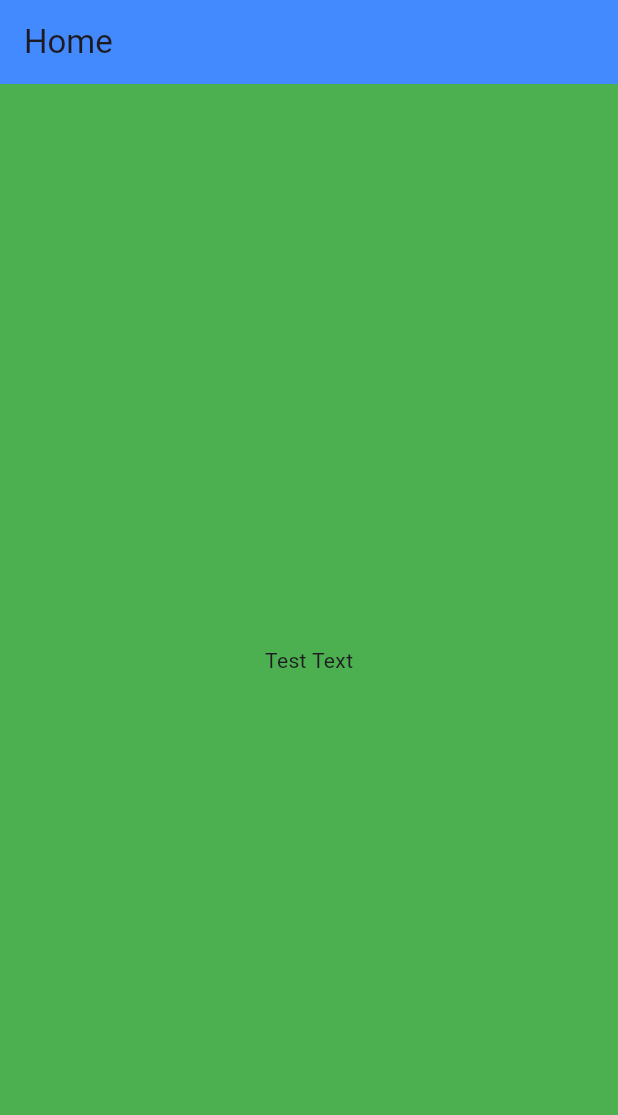
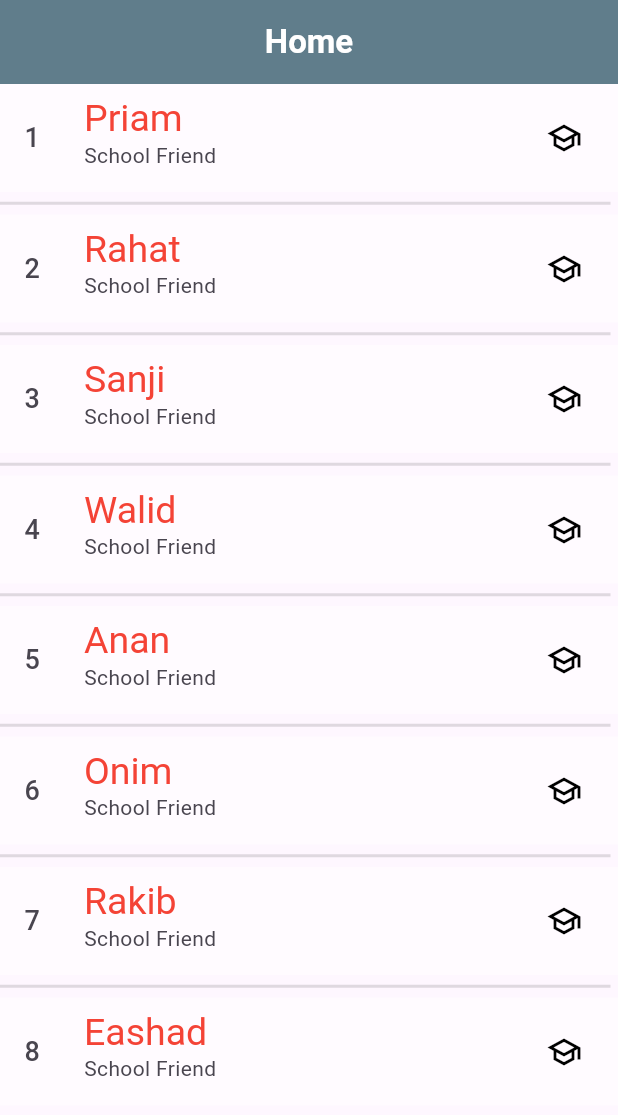
Before and after one commit to farshidalamevan/ostad_flutter_seven_flutter, a Flutter app: the screen it shows after launch, on a phone screen of 412 x 824 dp. Shown: the top 1115 px of the screen. Run offline on Flutter 3.47's test engine with Material 3 defaults, Android fonts, the light colour scheme and no system bars.

Commit message:
ListView | SizedBox | Gridview | Divider | ListTile

```diff
--- a/lib/main.dart
+++ b/lib/main.dart
@@ -1,115 +1,196 @@
-// image, materialApp, scaffold, Icons,
-// buttons(ElevatedButton, IconButton, TextButton, GestureDetector, InkWell)
+/// ListView | SizedBox | Gridview | Divider | ListTile
 
 import 'package:flutter/material.dart';
 
 void main() {
-  runApp(Module7Class3());
+  runApp(Module8Class2());
 }
 
-class Module7Class3 extends StatelessWidget {
+class Module8Class2 extends StatelessWidget {
+  const Module8Class2({super.key});
+
   @override
   Widget build(BuildContext context) {
-    return const MaterialApp(
-      debugShowCheckedModeBanner: false,
+    return MaterialApp(
       home: Home(),
-      title: 'Module 7 Class 3',
+      title: 'Module 8 Class 2',
     );
   }
 }
 
-class Home extends StatelessWidget {
+class Home extends StatefulWidget {
   const Home({super.key});
+
+  @override
+  State<Home> createState() => _HomeState();
+}
+
+class _HomeState extends State<Home> {
+  List<String> friendList = [
+    'Priam',
+    'Rahat',
+    'Sanji',
+    'Walid',
+    'Anan',
+    'Onim',
+    'Rakib',
+    'Eashad'
+  ];
 
   @override
   Widget build(BuildContext context) {
     return Scaffold(
-      backgroundColor: Colors.green,
       appBar: AppBar(
-        backgroundColor: Colors.blueAccent,
-        title: Text('Home'),
+        backgroundColor: Colors.blueGrey,
+        title: Center(
+          child: Text(
+            'Home',
+            style: TextStyle(
+              color: Colors.white,
+              fontWeight: FontWeight.bold,
+            ),
+          ),
+        ),
       ),
-      body: Center(
-        /// Text Widget
-        // child: Text(
-        //   'Hello',
-        //   style: TextStyle(
-        //     color: Colors.red,
-        //     fontSize: 40,
-        //     fontWeight: FontWeight.bold,
-        //   ),
-        // ),
 
-        /// Icon Widget
-        // child: Icon(
-        //   Icons.mood,
-        //   size: 200,
-        //   color: Colors.yellow,
-        // ),
+      /// ListView | SizedBox
+      // body: ListView(
+      //   children: [
+      //     SizedBox(
+      //       height: 100,
+      //       width: 100,
+      //       child: Center(
+      //         child: Text('Box 1'),
+      //       ),
+      //     ),
+      //     SizedBox(
+      //       height: 100,
+      //       width: 100,
+      //       child: Center(
+      //         child: Text('Box 2'),
+      //       ),
+      //     ),
+      //     SizedBox(
+      //       height: 100,
+      //       width: 100,
+      //       child: Center(
+      //         child: Text('Box 3'),
+      //       ),
+      //     ),
+      //     SizedBox(
+      //       height: 100,
+      //       width: 100,
+      //       child: Center(
+      //         child: Text('Box 4'),
+      //       ),
+      //     ),
+      //     SizedBox(
+      //       height: 100,
+      //       width: 100,
+      //       child: Center(
+      //         child: Text('Box 5'),
+      //       ),
+      //     ),
+      //     SizedBox(
+      //       height: 100,
+      //       width: 100,
+      //       child: Center(
+      //         child: Text('Box 6'),
+      //       ),
+      //     ),
+      //     SizedBox(
+      //       height: 100,
+      //       width: 100,
+      //       child: Center(
+      //         child: Text('Box 7'),
+      //       ),
+      //     ),
+      //     SizedBox(
+      //       height: 100,
+      //       width: 100,
+      //       child: Center(
+      //         child: Text('Box 8'),
+      //       ),
+      //     ),
+      //     SizedBox(
+      //       height: 100,
+      //       width: 100,
+      //       child: Center(
+      //         child: Text('Box 9'),
+      //       ),
+      //     ),
+      //   ],
+      // ),
 
-        /// Image Widget from Image.network
-        // child: Image.network(
-        //   'https://cdn.ostad.app/course/cover/2023-12-04T11-05-21.903Z-Flutter.jpg',
-        //   width: 400,
-        //   height: 500,
-        // ),
+      /// ListView another example
+      // body: ListView.builder(
+      //   itemCount: 100,
+      //   itemBuilder: (context, index) {
+      //     return SizedBox(
+      //       width: 100,
+      //       height: 100,
+      //       child: Center(
+      //         child: Text('BOX $index '),
+      //       ),
+      //     );
+      //   },
+      // )
 
-        ///  Image Widget from Image.asset
-        // child: Image.asset(
-        //   'assets/images/BZS.jpg',
-        //   width: 500,
-        //   height: 300,
-        //   fit: BoxFit.cover,
-        // ),
+      /// ListView another example from get data any API or third party database
+      // body: ListView.builder(
+      //   itemCount: friendList.length,
+      //   itemBuilder: (context, index) {
+      //     return Text(friendList[index]);
+      //   },
+      // ),
 
-        /// Elevated Button
-        // child: ElevatedButton(
-        //   onPressed: () {
-        //     print('Button Pressed');
-        //   },
-        //   child: Text('Notification'),
-        // ),
+      /// GridView
+      // body: GridView.builder(
+      //     gridDelegate: SliverGridDelegateWithFixedCrossAxisCount(
+      //       crossAxisCount: 3,
+      //       mainAxisSpacing: 10,
+      //       crossAxisSpacing: 10,
+      //       childAspectRatio: 1.1,
+      //     ),
+      //     itemCount: friendList.length,
+      //     itemBuilder: (context, index) {
+      //       return Column(
+      //         children: [
+      //           Text(index.toString()),
+      //           Text(friendList[index], ),
+      //         ],
+      //       );
+      //     }),
 
-        /// Icon Button
-        // child: IconButton(
-        //   onPressed: () {
-        //     print('Icon Button');
-        //   },
-        //   icon: Icon(
-        //     Icons.smart_button,
-        //     size: 50,
-        //   ),
-        // ),
-
-        /// Text Button
-        // child: TextButton(
-        //   onPressed: () {
-        //     print('show button pressed');
-        //   },
-        //   child: Text('Text Button'),
-        // ),
-
-        /// Gesture Detector for response callback
-        // child: GestureDetector(
-        //   onTap: () {
-        //     print('single tap');
-        //   },
-        //   onDoubleTap: () {
-        //     print('Double Tap');
-        //   },
-        //   child: Icon(Icons.abc),
-        // ),
-
-        /// InkWell for response reactions with callback
-        child: InkWell(
-          onTap: () {
-            print('Single Tap');
-          },
-          onDoubleTap: () {
-            print('Double Tap');
-          },
-          child: Text('Test Text'),
-        ),
+      /// Divider | ListTile
+      body: ListView.separated(
+        itemCount: friendList.length,
+        itemBuilder: (context, index) {
+          return ListTile(
+            title: Text(friendList[index]),
+            tileColor: Colors.white54,
+            subtitle: Text('School Friend'),
+            trailing: Icon(Icons.school_outlined),
+            leading: Text(
+              (index + 1).toString(),
+              style: TextStyle(fontSize: 18),
+            ),
+            onTap: () {},
+            titleTextStyle: TextStyle(
+              color: Colors.red,
+              fontSize: 25,
+            ),
+            iconColor: Colors.black,
+          );
+        },
+        separatorBuilder: (context, index) {
+          return Divider(
+            height: 15,
+            color: Colors.black12,
+            thickness: 2,
+            endIndent: 5,
+          );
+        },
       ),
     );
   }
```
